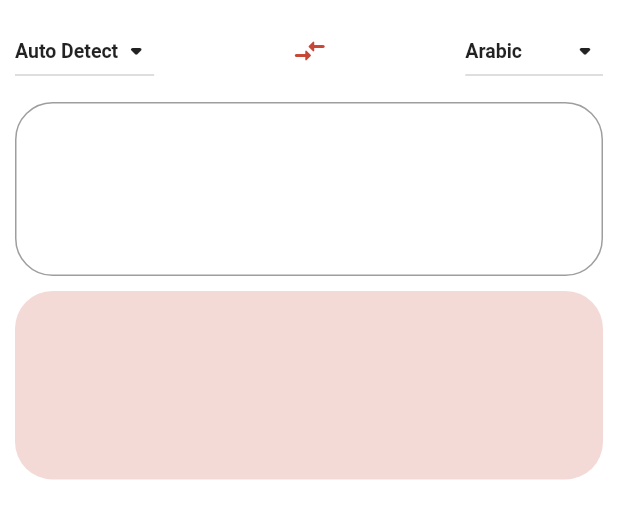
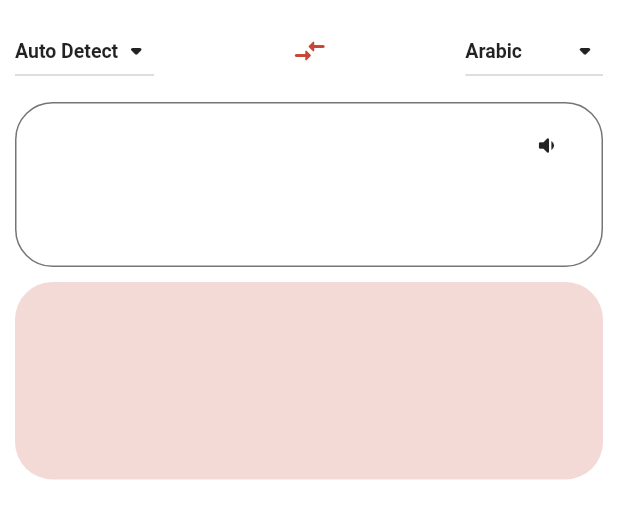
Before and after one commit to ziadhassan7/FlipStreak_Full_Version, a Flutter app: the InternetAvailableView widget shown alone on an empty page, opened directly, on a phone screen of 412 x 824 dp. Shown: the top 519 px of the screen. Run offline on Flutter 3.47's test engine with Material 2 defaults, Android fonts, the phone set to English and light mode, and no system bars; our stand-ins replace connectivity_plus, file_picker, flutter_local_notifications, flutter_riverpod, flutter_svg, flutter_tts and 6 more; missing offline and left inert: pdfx, syncfusion_flutter_core, syncfusion_flutter_pdfviewer, translator_plus; accounts and stored records are empty.

Commit message:
Add speech button

```diff
--- /dev/null
+++ b/lib/data/model/tts_language_model.dart
@@ -0,0 +1,32 @@
+class TTSLanguageModel {
+  //Key: Language  ,, Value: Code
+  static final Map<String, String> languages = {
+    "Auto Detect":"auto",
+    "Arabic":"ar",
+    "Bengali":"bn-BD",
+    "Chines":"zh-CN",
+    "Dutch":"nl-NL",
+    "English":"en-US",
+    "French":"fr-FR",
+    "German":"de-DE",
+    "Hindi":"hi-IN",
+    "Indonesian":"id-ID",
+    "Italian":"it-IT",
+    "Japanese":"ja-JP",
+    "Korean":"ko-KR",
+    "Portuguese":"pt-PT",
+    "Russian":"ru-RU",
+    "Spanish":"es-ES",
+    "Swedish":"sv-SE",
+    "Turkish":"tr-TR",
+    "Urdu":"ur-PK",
+  };
+
+  static List<String> getList(){
+    return languages.keys.toList();
+  }
+
+  static String? getLangCode(String languageName){
+    return languages[languageName]; //get code
+  }
+}
--- a/lib/presentation/views/dialoq/translate_dialog/view/internet_available_view.dart
+++ b/lib/presentation/views/dialoq/translate_dialog/view/internet_available_view.dart
@@ -1,3 +1,6 @@
+import 'package:flip_streak/business/text_to_speech_util.dart';
+import 'package:flip_streak/presentation/styles/box_decoration.dart';
+import 'package:flip_streak/presentation/styles/padding.dart';
 import 'package:flutter/material.dart';
 import 'package:flutter_riverpod/flutter_riverpod.dart';
 import '../../../../../app_constants/color_constants.dart';
@@ -39,16 +42,40 @@ class InternetAvailableView extends StatelessWidget {
   static _sourceTextWidget(){
     return Theme(
       data: ThemeData(),
-      child: TextFormField(
+      child: Container(
+        padding: const CustomPadding(ver: 4, hor: 10),
+        decoration: CustomDecoration(
+          borderColor: Colors.black54,
+          borderWidth: 1,
+          radius: 25
+        ),
 
-        decoration: InputDecoration(
-            fillColor: colorAccent,
-            border: OutlineInputBorder(
-              borderRadius: BorderRadius.circular(25),
+        child: Row(
+          crossAxisAlignment: CrossAxisAlignment.start,
+          children: [
+            Expanded(
+              flex: 6,
+              child: TextFormField(
+
+                decoration: const InputDecoration(
+                    fillColor: colorAccent,
+                    border: InputBorder.none
+                ),
+                controller: TranslateDialog.textController,
+                maxLines: 4,
+              ),
+            ),
+
+            Expanded(
+              flex: 1,
+              child: IconButton(
+                  onPressed: (){
+                    TextToSpeechUtil.speak(TranslateDialog.textController.text);
+                  },
+                  icon: const Icon(Icons.volume_down_rounded, size: 18,)),
             )
+          ],
         ),
-        controller: TranslateDialog.textController,
-        maxLines: 4,
       ),
     );
   }
--- a/pubspec.yaml
+++ b/pubspec.yaml
@@ -55,6 +55,7 @@ dependencies:
   books_finder: ^4.4.0
   connectivity_plus: ^4.0.2
   translator_plus: ^1.0.1
+  flutter_tts: ^3.8.3
 
 dev_dependencies:
   flutter_test:
```
Also changed, not shown: lib/business/text_to_speech_util.dart (added, +64 -0 lines), pubspec.lock, 1 other file.
